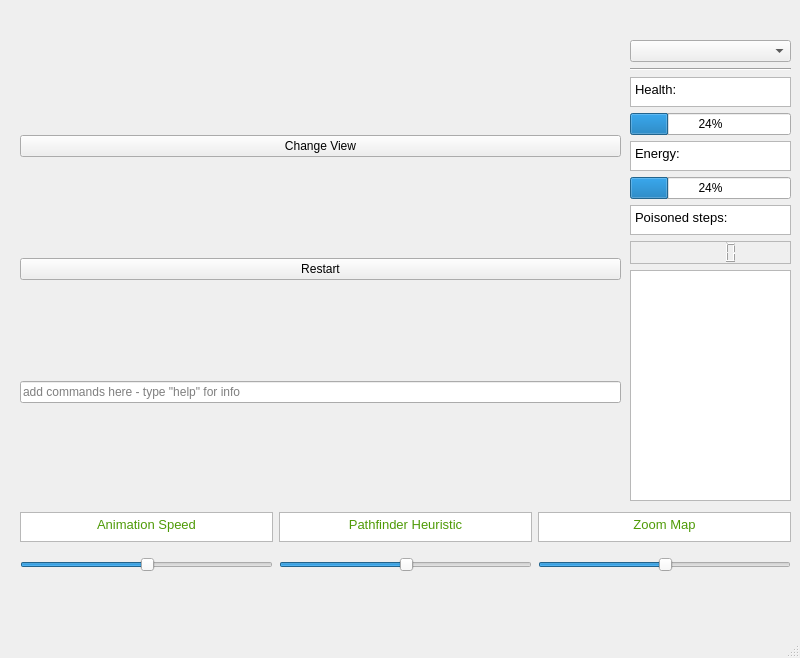
This is mainwindow.ui in alken01/MP22-Team-c9-FA as Qt 5 draws it before an edit. The edited form follows.
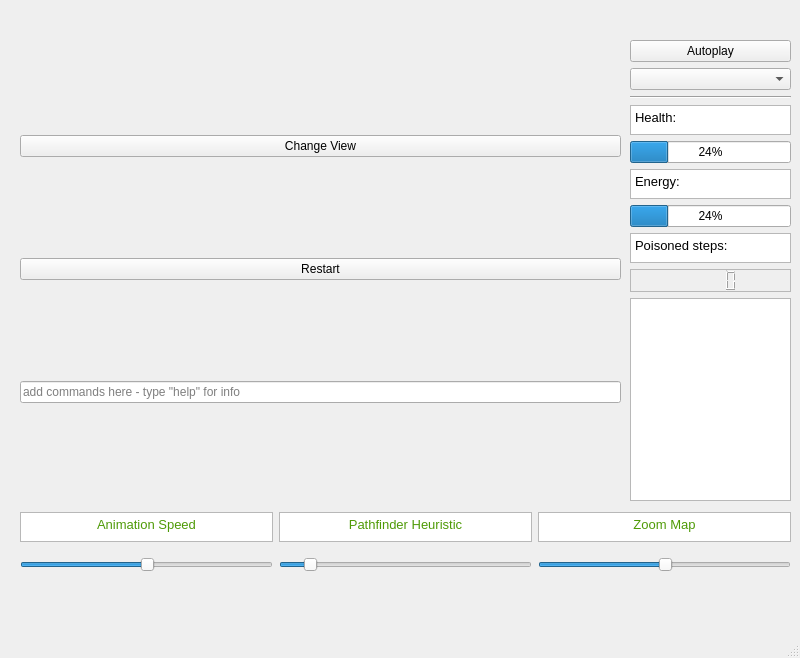
This is the edited form.

Commit message: added connected sliders and autoplay button

Patch:
```diff
--- a/mainwindow.ui
+++ b/mainwindow.ui
@@ -24,7 +24,7 @@
      </rect>
     </property>
     <layout class="QGridLayout" name="gridLayout">
-     <item row="4" column="0">
+     <item row="5" column="0">
       <widget class="QTextEdit" name="textEdit_2">
        <property name="maximumSize">
         <size>
@@ -45,7 +45,7 @@
        </property>
       </widget>
      </item>
-     <item row="3" column="0">
+     <item row="4" column="0">
       <widget class="QProgressBar" name="progressBar">
        <property name="palette">
         <palette>
@@ -95,14 +95,14 @@
        </property>
       </widget>
      </item>
-     <item row="0" column="0">
+     <item row="1" column="0">
       <widget class="QComboBox" name="comboBox">
        <property name="placeholderText">
         <string>Map</string>
        </property>
       </widget>
      </item>
-     <item row="6" column="0" rowspan="4">
+     <item row="7" column="0" rowspan="4">
       <widget class="QProgressBar" name="progressBar_2">
        <property name="palette">
         <palette>
@@ -146,14 +146,14 @@
        </property>
       </widget>
      </item>
-     <item row="1" column="0">
+     <item row="2" column="0">
       <widget class="Line" name="line">
        <property name="orientation">
         <enum>Qt::Horizontal</enum>
        </property>
       </widget>
      </item>
-     <item row="12" column="0">
+     <item row="13" column="0">
       <widget class="QTextEdit" name="textEdit_4">
        <property name="palette">
         <palette>
@@ -197,7 +197,7 @@
        </property>
       </widget>
      </item>
-     <item row="2" column="0">
+     <item row="3" column="0">
       <widget class="QTextEdit" name="textEdit">
        <property name="maximumSize">
         <size>
@@ -218,7 +218,7 @@
        </property>
       </widget>
      </item>
-     <item row="10" column="0">
+     <item row="11" column="0">
       <widget class="QTextEdit" name="textEdit_3">
        <property name="maximumSize">
         <size>
@@ -239,7 +239,7 @@
        </property>
       </widget>
      </item>
-     <item row="11" column="0">
+     <item row="12" column="0">
       <widget class="QLCDNumber" name="lcdNumber">
        <property name="maximumSize">
         <size>
@@ -384,6 +384,50 @@
        </property>
       </widget>
      </item>
+     <item row="0" column="0">
+      <widget class="QPushButton" name="pushButton_3">
+       <property name="palette">
+        <palette>
+         <active>
+          <colorrole role="Button">
+           <brush brushstyle="SolidPattern">
+            <color alpha="255">
+             <red>78</red>
+             <green>154</green>
+             <blue>6</blue>
+            </color>
+           </brush>
+          </colorrole>
+         </active>
+         <inactive>
+          <colorrole role="Button">
+           <brush brushstyle="SolidPattern">
+            <color alpha="255">
+             <red>239</red>
+             <green>239</green>
+             <blue>239</blue>
+            </color>
+           </brush>
+          </colorrole>
+         </inactive>
+         <disabled>
+          <colorrole role="Button">
+           <brush brushstyle="SolidPattern">
+            <color alpha="255">
+             <red>78</red>
+             <green>154</green>
+             <blue>6</blue>
+            </color>
+           </brush>
+          </colorrole>
+         </disabled>
+        </palette>
+       </property>
+       <property name="text">
+        <string>Autoplay</string>
+       </property>
+      </widget>
+     </item>
     </layout>
    </widget>
    <widget class="QWidget" name="verticalLayoutWidget_2">
@@ -670,12 +714,21 @@
        </item>
        <item>
         <widget class="QSlider" name="heuristicSlider">
+         <property name="maximum">
+          <number>100</number>
+         </property>
+         <property name="singleStep">
+          <number>10</number>
+         </property>
          <property name="value">
-          <number>50</number>
+          <number>10</number>
          </property>
          <property name="orientation">
           <enum>Qt::Horizontal</enum>
          </property>
+         <property name="invertedAppearance">
+          <bool>false</bool>
+         </property>
         </widget>
        </item>
        <item>
```
The commit also changes 5 other files.
